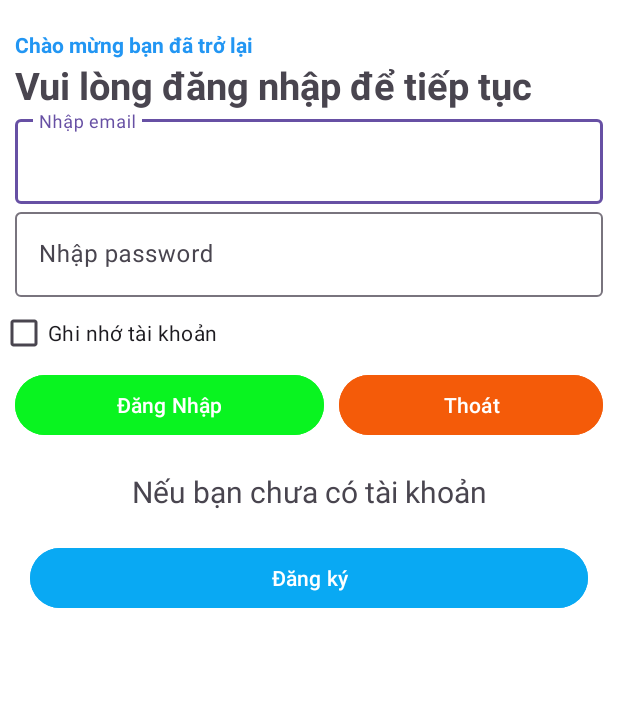
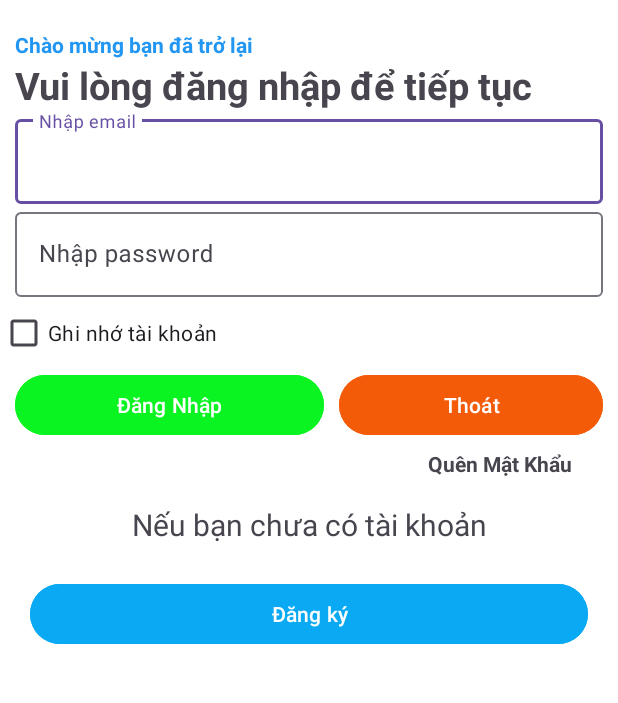
Before and after one commit to vannhph53095/Du_An1_nhom3_PRO1122, an Android app: the screen it shows after launch once a user with an empty profile is signed in (ManHinhDangNhap), on a phone screen of 412 x 824 dp, the part 150-853 px from its top. Run offline under Robolectric (Android 15) with nearby library versions, the phone set to English and light mode, and no system bars; our stand-ins replace Firebase (no records; nobody signed in at launch, a user with empty details on screens opened directly).

Commit message:
Thêm chức năng quên mật khẩu cho người dùng

```diff
--- a/app/build.gradle.kts
+++ b/app/build.gradle.kts
@@ -9,7 +9,7 @@ android {
 
     defaultConfig {
         applicationId = "fpoly.ph53095.nhom3_du_an_1_pro1122"
-        minSdk = 29
+        minSdk = 28
         targetSdk = 34
         versionCode = 1
         versionName = "1.0"
@@ -43,4 +43,5 @@ dependencies {
     androidTestImplementation(libs.ext.junit)
     androidTestImplementation(libs.espresso.core)
 
+
 }
--- a/app/src/main/AndroidManifest.xml
+++ b/app/src/main/AndroidManifest.xml
@@ -12,6 +12,9 @@
         android:supportsRtl="true"
         android:theme="@style/Theme.Nhom3_Du_An_1_PRO1122"
         tools:targetApi="31">
+        <activity
+            android:name=".activity.KeoMatKhau"
+            android:exported="false" />
         <activity
             android:name=".Manhinhquanlyfilm"
             android:exported="false" />
--- a/app/src/main/java/fpoly/ph53095/nhom3_du_an_1_pro1122/activity/ManHinhDangNhap.java
+++ b/app/src/main/java/fpoly/ph53095/nhom3_du_an_1_pro1122/activity/ManHinhDangNhap.java
@@ -4,6 +4,7 @@ import android.content.Intent;
 import android.os.Bundle;
 import android.view.View;
 import android.widget.Button;
+import android.widget.TextView;
 import android.widget.Toast;
 
 import androidx.activity.EdgeToEdge;
@@ -46,6 +47,15 @@ public class ManHinhDangNhap extends AppCompatActivity {
         txtPassword = findViewById(R.id.txtpassword);
         mAuth = FirebaseAuth.getInstance();
         btndenmanhinhdangky=findViewById(R.id.btndenmanhinhdangky);
+        TextView btnTextClickable = findViewById(R.id.btn_text_clickable);
+        btnTextClickable.setOnClickListener(new View.OnClickListener() {
+            @Override
+            public void onClick(View v) {
+               Intent intent = new Intent(ManHinhDangNhap.this, KeoMatKhau.class);
+                startActivity(intent);// Thực hiện hành động khi người dùng ấn vào
+            }
+        });
+
 
         btnDangNhap.setOnClickListener(v -> {
             String emailInput = txtEmail.getText().toString().trim();
--- a/app/src/main/res/layout/activity_man_hinh_dang_nhap.xml
+++ b/app/src/main/res/layout/activity_man_hinh_dang_nhap.xml
@@ -87,9 +87,37 @@
             android:layout_width="wrap_content"
             android:layout_height="wrap_content"/>
 
+
     </LinearLayout>
     <TextView
-        android:padding="20dp"
+
+        android:id="@+id/btn_text_clickable"
+        android:layout_width="wrap_content"
+        android:layout_height="wrap_content"
+        android:text="Quên Mật Khẩu"
+        android:gravity="center"
+     android:padding="5dp"
+        android:layout_gravity="end"
+android:textStyle="bold"
+        android:layout_marginHorizontal="25dp"
+
+        android:clickable="true"
+        android:focusable="true" />
+    <!-- Tạo hiệu ứng button -->
+
+    <!-- Màu chữ đen -->
+
+<!--    <Button-->
+<!--        android:layout_width=""-->
+<!--        android:layout_height="40dp"-->
+<!--        android:text="Quên Mật Khâu"-->
+<!--        android:layout_marginBottom="10dp"-->
+<!--        android:layout_marginTop="10dp"-->
+<!--        android:layout_gravity="end"-->
+<!--        android:layout_marginHorizontal="20dp"-->
+<!--        />-->
+    <TextView
+    android:padding="12dp"
         android:layout_width="match_parent"
         android:layout_height="wrap_content"
         android:gravity="center"
@@ -99,6 +127,7 @@
         android:layout_marginHorizontal="20dp"
         android:id="@+id/btndenmanhinhdangky"
         android:layout_width="match_parent"
+        android:layout_marginTop="10dp"
         android:layout_height="wrap_content"
         android:backgroundTint="#09a9f3"
         android:text="Đăng ký"/>
--- a/app/src/main/res/layout/activity_manhinhadmin.xml
+++ b/app/src/main/res/layout/activity_manhinhadmin.xml
@@ -31,8 +31,9 @@
    <ImageView
        android:layout_width="40dp"
        android:layout_height="40dp"
-       android:src="@drawable/redo"
        android:layout_marginLeft="10dp"/>
+<!--       android:src="@drawable/redo"-->
+
 </LinearLayout>
     <TextView
         android:layout_marginTop="10dp"
--- a/app/src/main/res/layout/activity_manhinhclient.xml
+++ b/app/src/main/res/layout/activity_manhinhclient.xml
@@ -31,8 +31,9 @@
         <ImageView
             android:layout_width="40dp"
             android:layout_height="40dp"
-            android:src="@drawable/redo"
             android:layout_marginLeft="10dp"/>
+<!--            android:src="@drawable/redo"-->
+
     </LinearLayout>
     <TextView
         android:layout_marginTop="10dp"
--- a/app/src/main/res/layout/activity_manhinhquanlyfilm.xml
+++ b/app/src/main/res/layout/activity_manhinhquanlyfilm.xml
@@ -26,8 +26,8 @@
     android:layout_marginLeft="10dp"
     android:layout_gravity="center"
     android:layout_width="40dp"
-    android:layout_height="40dp"
-    android:src="@drawable/upload_ic"/>
+    android:layout_height="40dp"/>
+<!--    android:src="@drawable/upload_ic"/>-->
         <TextView
             android:layout_weight="1"
             android:gravity="center"
--- a/app/src/main/res/layout/activity_trang_chu.xml
+++ b/app/src/main/res/layout/activity_trang_chu.xml
@@ -24,7 +24,7 @@
             android:layout_gravity="center_vertical" />
 
         <TextView
-            android:text="Phim Moi"
+            android:text="Welcome"
             android:gravity="center"
             android:layout_gravity="center"
             android:textSize="25sp"
```
Also changed, not shown: app/src/main/java/fpoly/ph53095/nhom3_du_an_1_pro1122/activity/KeoMatKhau.java (added, +77 -0 lines), app/src/main/res/drawable/guiyeucau.xml (added, +10 -0 lines), app/src/main/res/drawable/keomk.xml (added, +11 -0 lines), app/src/main/res/layout/activity_keo_mat_khau.xml (added, +65 -0 lines), 1 other file.
